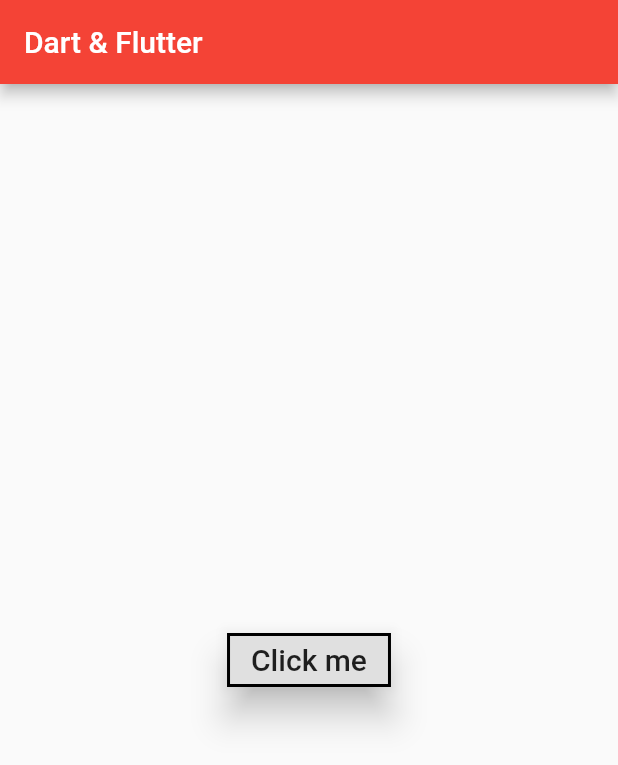
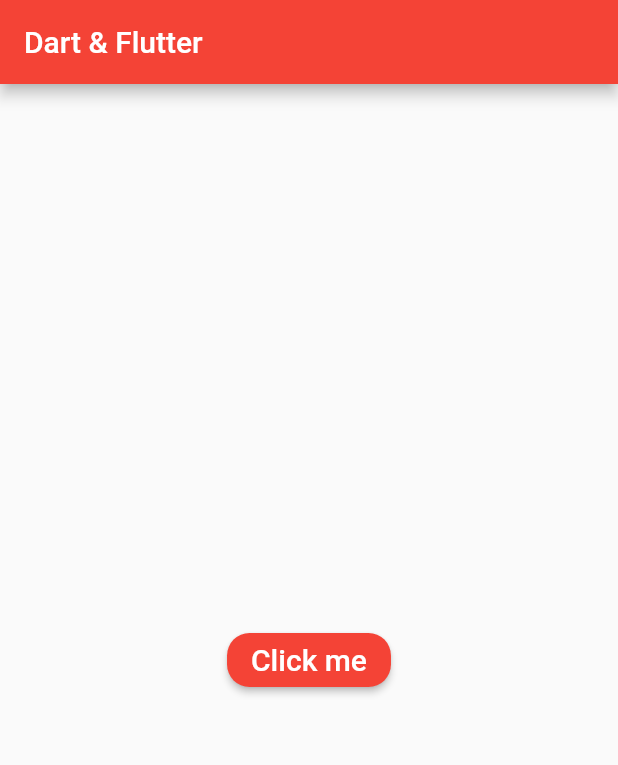
Before and after one commit to Rakibul25/dartandflutter, a Flutter app: the screen it shows after launch, on a phone screen of 412 x 824 dp. Shown: the top 765 px of the screen. Run offline on Flutter 3.47's test engine with Material 2 defaults, Android fonts, the phone set to English and light mode, and no system bars.

Commit message:
Material Button properties

```diff
--- a/lib/main.dart
+++ b/lib/main.dart
@@ -19,16 +19,17 @@
           ),
         ),
         body: Center(
-            child: RaisedButton(
-              splashColor: Colors.blue,
-              elevation: 10.0,
-              highlightElevation: 30.0,
-              shape: Border.all(width: 2,color: Colors.black),
+            child: MaterialButton(
+              color: Colors.red,
+              shape: RoundedRectangleBorder(
+                borderRadius: BorderRadius.circular(15.0)
+              ),
               onPressed: (){},
               child: Text(
                 "Click me",
                 style: TextStyle(
-                  fontSize: 20
+                  fontSize: 20,
+                  color: Colors.white,
                 ),
               ),
             ),
```
